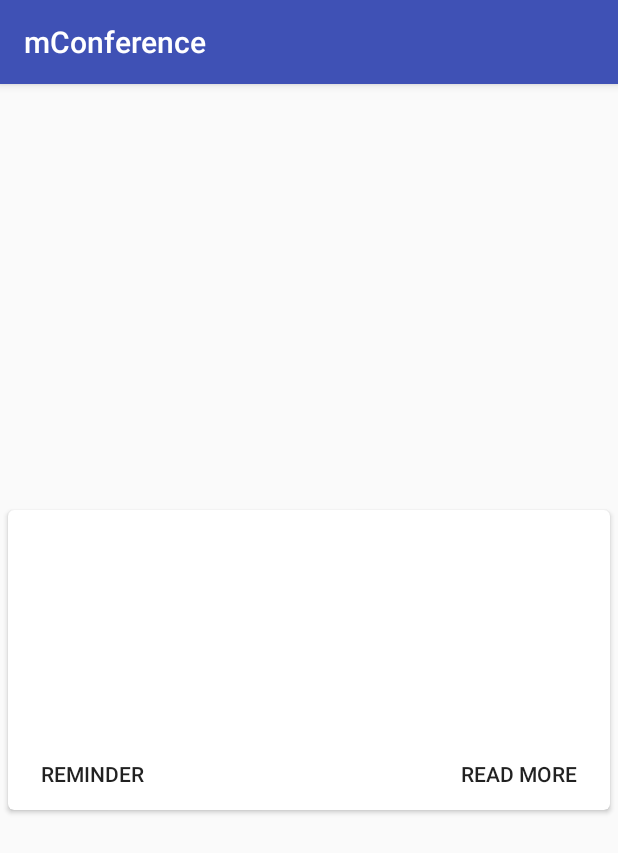
After one commit to BuildmLearn/mConference-Framework, an Android app: the fragment DayFragment shown on its own in the app's theme, on a phone screen of 412 x 824 dp. The commit adds this screen. Shown: the top 853 px of the screen. Run offline under Robolectric (Android 15) with nearby library versions, the phone set to English and light mode, and no system bars.

Commit message:
Added Schedule Activity and Day Fragment

```diff
--- a/source-code/app/build.gradle
+++ b/source-code/app/build.gradle
@@ -22,8 +22,10 @@ android {
 dependencies {
     compile fileTree(include: ['*.jar'], dir: 'libs')
     testCompile 'junit:junit:4.12'
+
     compile 'com.android.support:appcompat-v7:23.1.1'
     compile 'com.android.support:support-v4:23.1.1'
-    compile 'com.android.support:cardview-v7:23.+'
-    compile 'com.android.support:recyclerview-v7:23.+'
+    compile 'com.android.support:cardview-v7:23.1.1'
+    compile 'com.android.support:recyclerview-v7:23.1.1'
+    compile 'com.android.support:design:23.1.1'
 }
--- a/source-code/app/src/main/AndroidManifest.xml
+++ b/source-code/app/src/main/AndroidManifest.xml
@@ -1,6 +1,7 @@
 <?xml version="1.0" encoding="utf-8"?>
 <manifest xmlns:android="http://schemas.android.com/apk/res/android"
     package="org.buildmlearn.mconference">
+
     <uses-permission android:name="android.permission.INTERNET" />
 
     <application
@@ -20,7 +21,9 @@
                 <category android:name="android.intent.category.LAUNCHER" />
             </intent-filter>
         </activity>
-        <activity android:name=".activity.Home"></activity>
+        <activity android:name=".activity.Home" />
+        <activity android:name=".activity.Schedule"
+            android:label="@string/title_schedule"></activity>
     </application>
 
 </manifest>
--- /dev/null
+++ b/source-code/app/src/main/java/org/buildmlearn/mconference/schedule/DayFragment.java
@@ -0,0 +1,30 @@
+package org.buildmlearn.mconference.schedule;
+
+
+import android.os.Bundle;
+import android.support.v4.app.Fragment;
+import android.view.LayoutInflater;
+import android.view.View;
+import android.view.ViewGroup;
+
+import org.buildmlearn.mconference.R;
+
+/**
+ * A simple {@link Fragment} subclass.
+ */
+public class DayFragment extends Fragment {
+
+
+    public DayFragment() {
+        // Required empty public constructor
+    }
+
+
+    @Override
+    public View onCreateView(LayoutInflater inflater, ViewGroup container,
+                             Bundle savedInstanceState) {
+        // Inflate the layout for this fragment
+        return inflater.inflate(R.layout.fragment_day, container, false);
+    }
+
+}
--- /dev/null
+++ b/source-code/app/src/main/res/layout/fragment_day.xml
@@ -0,0 +1,49 @@
+<FrameLayout xmlns:android="http://schemas.android.com/apk/res/android"
+    xmlns:tools="http://schemas.android.com/tools"
+    android:layout_width="match_parent"
+    android:layout_height="match_parent"
+    tools:context="org.buildmlearn.mconference.schedule.DayFragment">
+
+    <android.support.v7.widget.CardView
+        xmlns:card_view="http://schemas.android.com/apk/res-auto"
+        android:id="@+id/card_view"
+        android:layout_gravity="center"
+        android:layout_width="fill_parent"
+        android:layout_height="200dp"
+        android:layout_margin="5dp"
+        card_view:cardCornerRadius="4dp">
+
+        <RelativeLayout android:layout_height="match_parent"
+            android:layout_width="match_parent">
+
+            <ImageView
+                android:layout_width="match_parent"
+                android:layout_height="wrap_content" />
+
+            <TextView
+                android:id="@+id/info_text"
+                android:layout_width="match_parent"
+                android:layout_height="wrap_content" />
+
+            <Button
+                style="?android:attr/borderlessButtonStyle"
+                android:layout_width="wrap_content"
+                android:layout_height="wrap_content"
+                android:text="REMINDER"
+                android:layout_alignParentBottom="true"
+                android:layout_marginLeft="10dp"/>
+
+            <Button
+                style="?android:attr/borderlessButtonStyle"
+                android:layout_width="wrap_content"
+                android:layout_height="wrap_content"
+                android:text="READ MORE"
+                android:layout_alignParentBottom="true"
+                android:layout_alignParentRight="true"
+                android:layout_marginRight="10dp"/>
+
+        </RelativeLayout>
+
+    </android.support.v7.widget.CardView>
+
+</FrameLayout>
--- a/source-code/app/src/main/res/values/strings.xml
+++ b/source-code/app/src/main/res/values/strings.xml
@@ -2,6 +2,7 @@
     <string name="app_name">mConference</string>
 
     <string name="title_activity_splash">Splash</string>
+    <string name="title_schedule">Schedule</string>
 
     <!-- TODO: Remove or change this placeholder text -->
     <string name="hello_blank_fragment">Hello blank fragment</string>
```
Also changed, not shown: source-code/app/src/main/java/org/buildmlearn/mconference/activity/Schedule.java (added, +15 -0 lines), source-code/app/src/main/res/layout/activity_schedule.xml (added, +19 -0 lines).
